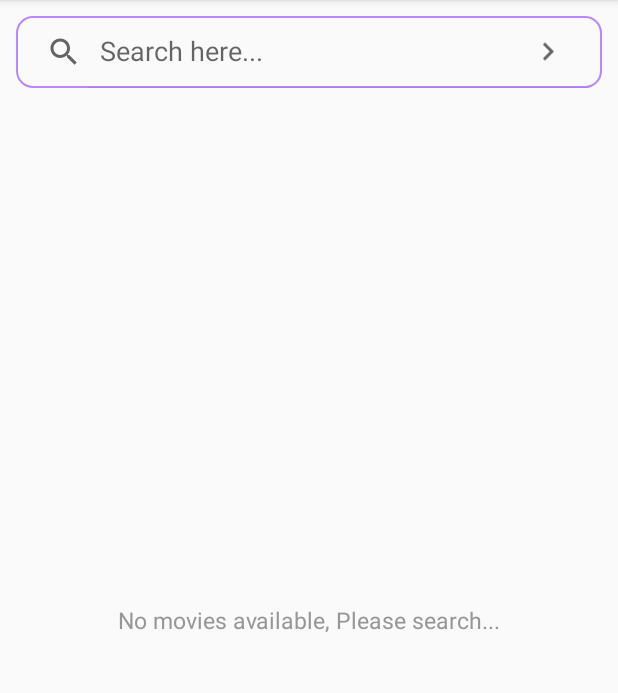
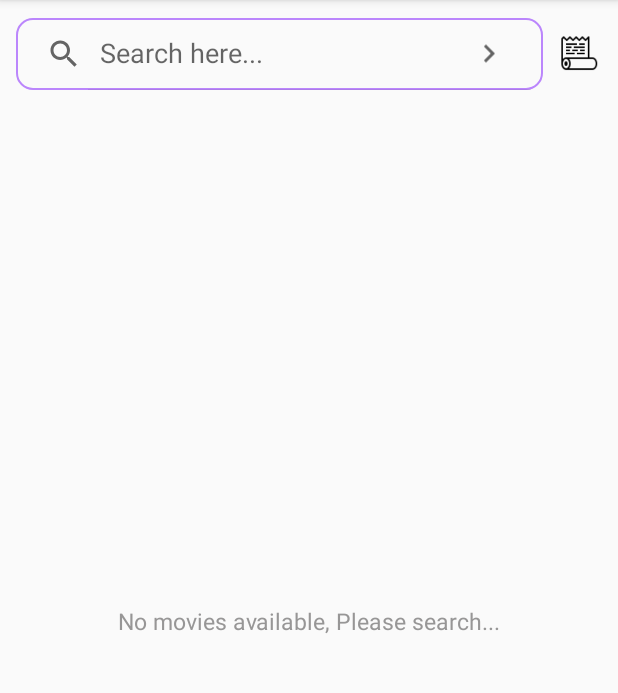
Before and after one commit to vivivvv/Cine, an Android app: the screen it shows after launch (MainActivity), on a phone screen of 412 x 824 dp, the part 84-777 px from its top. Run offline under Robolectric (Android 15) with nearby library versions, the phone set to English and light mode, and no system bars; our stand-ins replace Room's generated code, data binding, sdp/ssp sizes.

Commit message:
history icon

```diff
--- /dev/null
+++ b/app/src/main/java/com/app/cinema/App.kt
@@ -0,0 +1,13 @@
+package com.app.cinema
+
+import android.app.Application
+import com.app.cinema.history.HistoryRepository
+import com.app.cinema.roomdp.MyAppDatabase
+
+class App : Application() {
+
+    // Using by lazy so the database and the repository are only created when they're needed
+    // rather than when the application starts
+    private val database by lazy { MyAppDatabase.getDatabase(this) }
+    val repository by lazy { HistoryRepository(database.historyDao()) }
+}
--- a/app/src/main/java/com/app/cinema/MainActivity.kt
+++ b/app/src/main/java/com/app/cinema/MainActivity.kt
@@ -21,6 +21,7 @@ import androidx.lifecycle.lifecycleScope
 import androidx.recyclerview.widget.GridLayoutManager
 import androidx.recyclerview.widget.RecyclerView
 import com.app.cinema.databinding.ActivityMainBinding
+import com.app.cinema.history.HistoryActivity
 import com.app.cinema.model.Search
 import com.app.cinema.model.SearchMovieListResponse
 import com.app.cinema.movieDetails.MovieDetailsActivity
@@ -32,15 +33,17 @@ import retrofit2.Response
 class MainActivity : AppCompatActivity(), MovieListAdapter.MovieListClickListener {
 
     private lateinit var binding: ActivityMainBinding
-    lateinit var viewModel: MainViewModel
-    lateinit var movieListRecycler: RecyclerView
-    lateinit var movieListAdapter: MovieListAdapter
+    private val viewModel: MainViewModel by lazy {
+        val factory = MainViewModel.MainViewModelFactory((application as App).repository)
+        ViewModelProvider(this, factory)[MainViewModel::class.java]
+    }
+    private lateinit var movieListRecycler: RecyclerView
+    private lateinit var movieListAdapter: MovieListAdapter
     var cursorAdapter: SimpleCursorAdapter? = null
 
     override fun onCreate(savedInstanceState: Bundle?) {
         super.onCreate(savedInstanceState)
         binding = DataBindingUtil.setContentView(this, R.layout.activity_main)
-        viewModel = ViewModelProvider(this)[MainViewModel::class.java]
         binding.mainViewModel = viewModel
         binding.lifecycleOwner = this@MainActivity
 
@@ -57,11 +60,18 @@ class MainActivity : AppCompatActivity(), MovieListAdapter.MovieListClickListene
         // Initial Content visibility
         setMovieRcVisibility()
         // Update history data
-        viewModel.historyList = SharedPrefsHelper.loadData(this@MainActivity)
+        viewModel.historyList = SharedPrefsHelper.loadData(this@MainActivity, "History")
         // Initialize search suggestion
         setSearchSuggestion()
         // Suggestion Listener
         setSuggestionListener()
+        onClickHistoryIcon()
+    }
+
+    private fun onClickHistoryIcon() {
+        binding.historyIcon.setOnClickListener {
+            startActivity(Intent(this, HistoryActivity::class.java))
+        }
     }
 
     private fun initializeSearchView() {
@@ -80,7 +90,7 @@ class MainActivity : AppCompatActivity(), MovieListAdapter.MovieListClickListene
                     viewModel.historyList.add(query)
                 }
                 // Save history to sharedPreference
-                SharedPrefsHelper.saveData(this@MainActivity, viewModel.historyList)
+                SharedPrefsHelper.saveData(this@MainActivity, "History", viewModel.historyList)
                 // Search Movie
                 searchMovieList(query, "a0783fa9")
                 return false
@@ -91,18 +101,17 @@ class MainActivity : AppCompatActivity(), MovieListAdapter.MovieListClickListene
                     MatrixCursor(arrayOf(BaseColumns._ID, SearchManager.SUGGEST_COLUMN_TEXT_1))
                 newText?.let {
                     viewModel.historyList.forEachIndexed { index, suggestion ->
-                        if (suggestion.contains(newText, true))
-                            cursor.addRow(arrayOf(index, suggestion))
+                        if (suggestion.contains(newText, true)) {
+                            if (index < 10) {
+                                cursor.addRow(arrayOf(index, suggestion))
+                            }
+                        }
                     }
                 }
                 cursorAdapter?.changeCursor(cursor)
                 return true
             }
         })
-
-    }
-
-    private fun doApiCall() {
 
     }
 
--- a/app/src/main/java/com/app/cinema/MainViewModel.kt
+++ b/app/src/main/java/com/app/cinema/MainViewModel.kt
@@ -1,13 +1,23 @@
 package com.app.cinema
 
-import androidx.lifecycle.MutableLiveData
 import androidx.lifecycle.ViewModel
+import androidx.lifecycle.ViewModelProvider
+import com.app.cinema.history.HistoryRepository
 import com.app.cinema.model.Search
 
-class MainViewModel : ViewModel() {
+class MainViewModel(private val historyRepository: HistoryRepository) : ViewModel() {
 
     var movieList = ArrayList<Search>()
     var historyList = ArrayList<String>()
 
+    class MainViewModelFactory(private val repository: HistoryRepository) :
+        ViewModelProvider.NewInstanceFactory() {
+        override fun <T : ViewModel> create(modelClass: Class<T>): T {
+            if (modelClass.isAssignableFrom(MainViewModel::class.java)) {
+                return MainViewModel(repository) as T
+            }
+            throw IllegalArgumentException("Unknown ViewModel class")
+        }
+    }
 
 }
--- /dev/null
+++ b/app/src/main/java/com/app/cinema/history/HistoryRepository.kt
@@ -0,0 +1,23 @@
+package com.app.cinema.history
+
+import androidx.annotation.WorkerThread
+import com.app.cinema.roomdp.HistoryDao
+import com.app.cinema.roomdp.HistoryData
+import kotlinx.coroutines.Dispatchers
+import kotlinx.coroutines.flow.Flow
+import kotlinx.coroutines.withContext
+
+class HistoryRepository(private val historyDao: HistoryDao) {
+
+    val allHistoryData: Flow<MutableList<HistoryData>> = historyDao.getAll()
+
+    @Suppress("RedundantSuspendModifier")
+    @WorkerThread
+    suspend fun insert(historyData: HistoryData) {
+        withContext(Dispatchers.IO) {
+            historyDao.insert(historyData)
+        }
+    }
+
+
+}
--- /dev/null
+++ b/app/src/main/java/com/app/cinema/roomdp/AppDatabase.kt
@@ -0,0 +1,33 @@
+package com.app.cinema.roomdp
+
+import android.content.Context
+import androidx.room.Database
+import androidx.room.Room
+import androidx.room.RoomDatabase
+import kotlinx.coroutines.CoroutineScope
+
+@Database(entities = [HistoryData::class], version = 1, exportSchema = false)
+abstract class MyAppDatabase : RoomDatabase() {
+    abstract fun historyDao(): HistoryDao
+
+    companion object {
+
+        @Volatile
+        private var INSTANCE: MyAppDatabase? = null
+
+        fun getDatabase(context: Context): MyAppDatabase {
+            return INSTANCE ?: synchronized(this) {
+                val instance = Room.databaseBuilder(
+                    context.applicationContext,
+                    MyAppDatabase::class.java,
+                    "food_item_database"
+                ).build()
+
+                INSTANCE = instance
+
+                // return instance
+                instance
+            }
+        }
+    }
+}
--- /dev/null
+++ b/app/src/main/java/com/app/cinema/roomdp/HistoryDao.kt
@@ -0,0 +1,16 @@
+package com.app.cinema.roomdp
+
+import androidx.room.*
+import kotlinx.coroutines.flow.Flow
+
+
+@Dao
+interface HistoryDao {
+
+    @Query("SELECT * FROM HistoryData")
+    fun getAll(): Flow<MutableList<HistoryData>>
+
+    @Insert(onConflict = OnConflictStrategy.REPLACE)
+    fun insert(foodItem: HistoryData)
+
+}
--- a/app/src/main/java/com/app/cinema/utills/SharedPrefsHelper.kt
+++ b/app/src/main/java/com/app/cinema/utills/SharedPrefsHelper.kt
@@ -8,7 +8,7 @@ import java.lang.reflect.Type
 
 object SharedPrefsHelper {
 
-    fun saveData(activity: Activity, historyList: ArrayList<String>) {
+    fun saveData(activity: Activity, key: String, historyList: ArrayList<String>) {
         // method for saving the data in array list.
         // creating a variable for storing data in
         // shared preferences.
@@ -29,14 +29,14 @@ object SharedPrefsHelper {
 
         // below line is to save data in shared
         // prefs in the form of string.
-        editor.putString("history", json)
+        editor.putString(key, json)
 
         // below line is to apply changes
         // and save data in shared prefs.
         editor.apply()
     }
 
-    fun loadData(activity: Activity): ArrayList<String> {
+    fun loadData(activity: Activity, key: String): ArrayList<String> {
         // method to load arraylist from shared prefs
         // initializing our shared prefs with name as
         // shared preferences.
@@ -50,7 +50,7 @@ object SharedPrefsHelper {
 
         // below line is to get to string present from our
         // shared prefs if not present setting it as null.
-        val json = sharedPreferences.getString("history", null)
+        val json = sharedPreferences.getString(key, null)
 
         // below line is to get the type of our array list.
         val type: Type = object : TypeToken<ArrayList<String?>?>() {}.type
--- a/app/src/main/res/layout/activity_main.xml
+++ b/app/src/main/res/layout/activity_main.xml
@@ -19,19 +19,33 @@
             android:id="@+id/searchView"
             android:layout_width="0dp"
             android:layout_height="wrap_content"
-            android:layout_margin="@dimen/_8sdp"
+            android:layout_marginStart="@dimen/_8sdp"
+            android:layout_marginEnd="@dimen/_8sdp"
             android:background="@drawable/search_view_background"
             app:iconifiedByDefault="false"
+            app:layout_constraintBottom_toBottomOf="@+id/history_icon"
+            app:layout_constraintEnd_toStartOf="@+id/history_icon"
+            app:layout_constraintStart_toStartOf="parent"
+            app:layout_constraintTop_toTopOf="@+id/history_icon"
+            app:queryHint="Search here..." />
+
+        <ImageView
+            android:id="@+id/history_icon"
+            android:layout_width="@dimen/_20sdp"
+            android:layout_height="@dimen/_25sdp"
+            android:layout_marginTop="@dimen/_15sdp"
+            android:layout_marginEnd="@dimen/_10sdp"
+            android:src="@drawable/history_icon"
+            app:layout_constraintBottom_toBottomOf="parent"
             app:layout_constraintEnd_toEndOf="parent"
-            app:layout_constraintStart_toStartOf="parent"
             app:layout_constraintTop_toTopOf="parent"
-            app:queryHint="Search here..." />
+            app:layout_constraintVertical_bias="0.0" />
 
         <androidx.recyclerview.widget.RecyclerView
             android:id="@+id/movie_list_rc"
             android:layout_width="match_parent"
             android:layout_height="0dp"
-            android:layout_margin="@dimen/_10sdp"
+            android:layout_marginTop="@dimen/_15sdp"
             app:layout_constraintBottom_toBottomOf="parent"
             app:layout_constraintEnd_toEndOf="parent"
             app:layout_constraintStart_toStartOf="parent"
```
Also changed, not shown: app/build.gradle (+18 -1 lines), app/src/main/AndroidManifest.xml (+8 -0 lines), app/src/main/java/com/app/cinema/history/HistoryActivity.kt (added, +76 -0 lines), app/src/main/java/com/app/cinema/history/HistoryViewModel.kt (added, +24 -0 lines), app/src/main/java/com/app/cinema/history/adapter/HistoryAdapter.kt (added, +101 -0 lines), app/src/main/java/com/app/cinema/movieDetails/MovieDetailsActivity.kt (+29 -3 lines), app/src/main/java/com/app/cinema/movieDetails/MovieDetailsViewModel.kt (+20 -1 lines), app/src/main/java/com/app/cinema/roomdp/HistoryData.kt (added, +13 -0 lines), app/src/main/res/layout/activity_history.xml (added, +56 -0 lines), app/src/main/res/layout/history_card_view.xml (added, +51 -0 lines), app/src/main/res/drawable-v24/history_icon.png (added).
